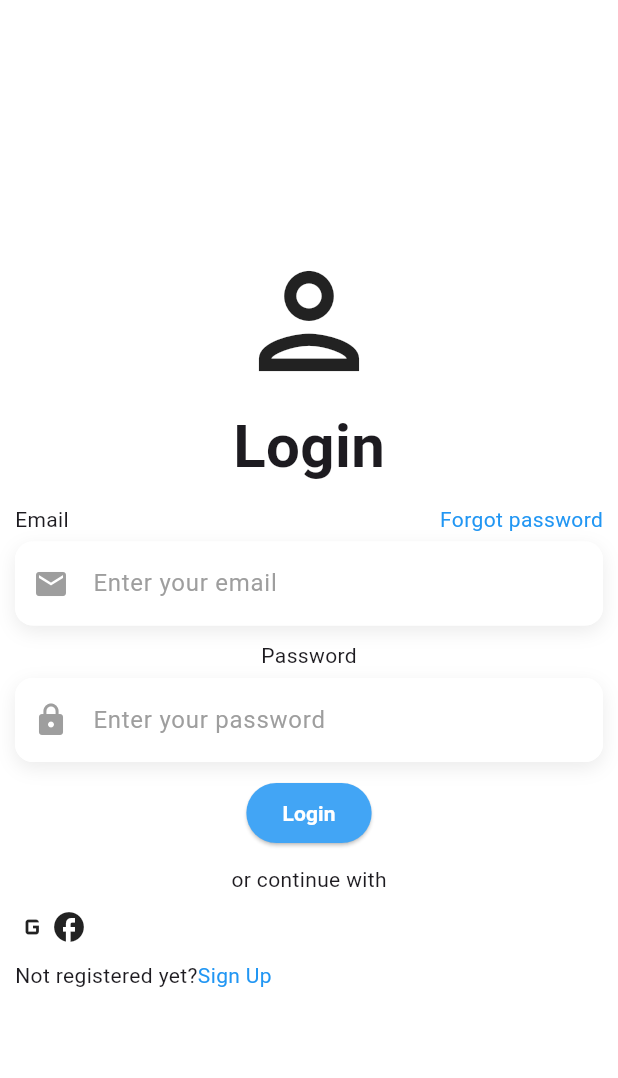
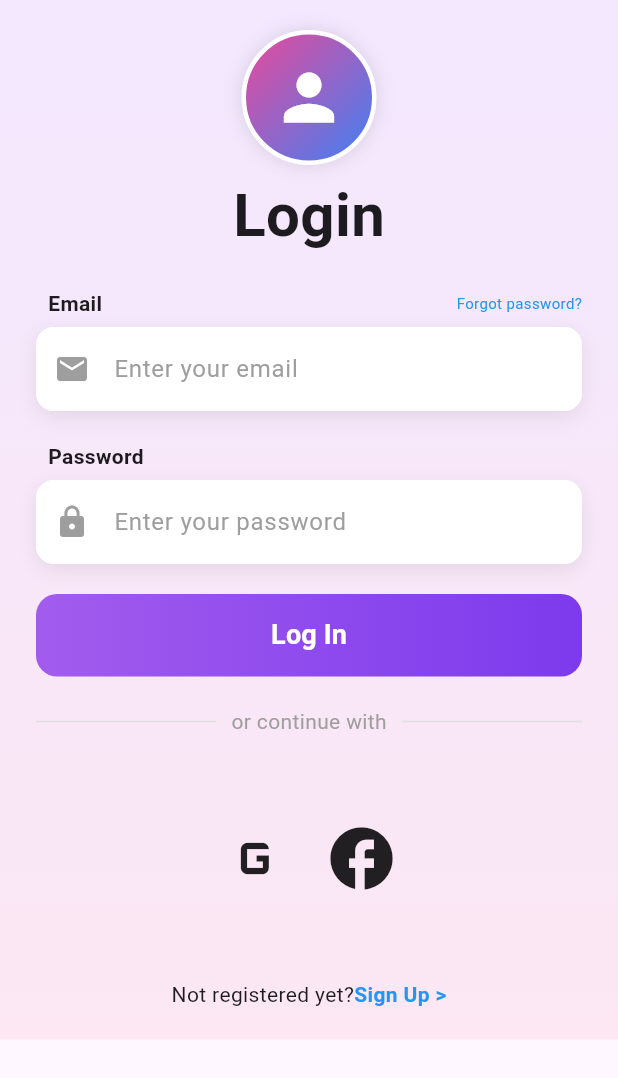
Before and after one commit to Roberto05-cpu/app_connexion, a Flutter app: the Login screen opened directly, on a phone screen of 412 x 824 dp. Shown: the top 1078 px of the screen. Run offline on Flutter 3.47's test engine with Material 3 defaults, Android fonts, the phone set to English and light mode, and no system bars.

Commit message:
Terminer la page Login

```diff
--- a/lib/main.dart
+++ b/lib/main.dart
@@ -13,7 +13,7 @@ class MainApp extends StatelessWidget {
   Widget build(BuildContext context) {
     return const MaterialApp(
       debugShowCheckedModeBanner: false,
-      home: SignUp(),
+      home: Login(),
     );
   }
 }
--- a/lib/pages/login.dart
+++ b/lib/pages/login.dart
@@ -12,37 +12,70 @@ class _LoginState extends State<Login> {
   @override
   Widget build(BuildContext context) {
     return Scaffold(
-      backgroundColor: Colors.white,
-      body: Padding(
-        padding: const EdgeInsets.symmetric(horizontal: 10),
+      body: Container(
+        decoration: BoxDecoration(
+          gradient: LinearGradient(
+            begin: Alignment.topCenter,
+            end: Alignment.bottomCenter,
+            colors: [Color(0xFFF3E8FF), Color(0xFFFCE7F3)],
+          ),
+        ),
+        child: SafeArea(
+          child: SingleChildScrollView(
+            padding: EdgeInsets.symmetric(horizontal: 24, vertical: 20),
             child: Column(
-          spacing: 10,
+              spacing: 20,
               mainAxisAlignment: MainAxisAlignment.center,
               children: [
-            // logo et titre
                 Column(
                   mainAxisAlignment: MainAxisAlignment.center,
                   spacing: 5,
                   children: [
-                Icon(Icons.person_outlined, size: 100),
+                    Container(
+                      width: 90,
+                      height: 90,
+                      decoration: BoxDecoration(
+                        shape: BoxShape.circle,
+                        gradient: LinearGradient(
+                          colors: [Color(0xFFEC4899), Color(0xFF3B82F6)],
+                          begin: Alignment.topLeft,
+                          end: Alignment.bottomRight,
+                        ),
+                        border: Border.all(color: Colors.white, width: 3),
+                        boxShadow: [
+                          BoxShadow(color: Colors.black12, blurRadius: 10),
+                        ],
+                      ),
+                      child: Icon(Icons.person, size: 50, color: Colors.white),
+                    ),
                     Text(
                       'Login',
-                  style: TextStyle(fontSize: 40, fontWeight: FontWeight.bold),
+                      style: TextStyle(
+                        fontSize: 40,
+                        fontWeight: FontWeight.bold,
+                      ),
                     ),
                   ],
                 ),
+                // les inputs
                 Column(
-              spacing: 5,
+                  crossAxisAlignment: CrossAxisAlignment.start,
                   children: [
-                Row(
+                    Padding(
+                      padding: EdgeInsets.only(left: 8, bottom: 6),
+                      child: Row(
                         mainAxisAlignment: MainAxisAlignment.spaceBetween,
                         children: [
-                    Text('Email'),
                           Text(
-                      'Forgot password',
-                      style: TextStyle(color: Colors.blue),
+                            'Email',
+                            style: TextStyle(fontWeight: FontWeight.w600),
+                          ),
+                          Text(
+                            'Forgot password?',
+                            style: TextStyle(fontSize: 10, color: Colors.blue),
                           ),
                         ],
+                      ),
                     ),
                     MyTextField(
                       hintText: 'Enter your email',
@@ -52,33 +85,83 @@ class _LoginState extends State<Login> {
                   ],
                 ),
                 Column(
-              spacing: 5,
+                  crossAxisAlignment: CrossAxisAlignment.start,
                   children: [
-                Text('Password'),
-                MyTextField(hintText: 'Enter your password', obscureText: true, icon: Icons.lock)
+                    Padding(
+                      padding: EdgeInsets.only(left: 8, bottom: 6),
+                      child: Text(
+                        'Password',
+                        style: TextStyle(fontWeight: FontWeight.w600),
+                      ),
+                    ),
+                    MyTextField(
+                      hintText: 'Enter your password',
+                      obscureText: true,
+                      icon: Icons.lock,
+                    ),
                   ],
                 ),
-            ElevatedButton(
+                Container(
+                  width: double.infinity,
+                  height: 55,
+                  decoration: BoxDecoration(
+                    gradient: LinearGradient(
+                      colors: [Color.fromARGB(255, 162, 92, 237), Color(0xFF7C3AED)],
+                    ),
+                    borderRadius: BorderRadius.circular(14),
+                  ),
+                  child: ElevatedButton(
                     style: ElevatedButton.styleFrom(
-                backgroundColor: Colors.blue.shade400
+                      backgroundColor: Colors.transparent,
+                      shadowColor: Colors.transparent,
+                      shape: RoundedRectangleBorder(
+                        borderRadius: BorderRadius.circular(14),
+                      ),
                     ),
                     onPressed: () {},
-              child: Text('Login', style: TextStyle(color: Colors.white, fontWeight: FontWeight.bold),),
+                    child: Text(
+                      'Log In',
+                      style: TextStyle(
+                        color: Colors.white,
+                        fontSize: 18,
+                        fontWeight: FontWeight.bold,
                       ),
-            Text('or continue with'),
-            Row(
-              children: [
-                Icon(Icons.g_mobiledata),
-                Icon(Icons.facebook_rounded)
-              ],
+                    ),
+                  ),
                 ),
                 Row(
                   children: [
+                    Expanded(child: Divider(color: Colors.grey.shade300)),
+                    Padding(
+                      padding: EdgeInsets.symmetric(horizontal: 10),
+                      child: Text(
+                        'or continue with',
+                        style: TextStyle(color: Colors.grey),
+                      ),
+                    ),
+                    Expanded(child: Divider(color: Colors.grey.shade300)),
+                  ],
+                ),
+                SizedBox(height: 16,),
+                Row(
+                  mainAxisAlignment: MainAxisAlignment.center,
+                  children: [
+                    Icon(Icons.g_mobiledata, size: 50,),
+                    SizedBox(width: 20,),
+                    Icon(Icons.facebook_rounded, size: 50,),
+                  ],
+                ),
+                SizedBox(height: 16,),
+                Row(
+                  mainAxisAlignment: MainAxisAlignment.center,
+                  children: [
                     Text('Not registered yet?'),
-                Text('Sign Up', style: TextStyle(color: Colors.blue))
+                    Text('Sign Up >', style: TextStyle(color: Colors.blue, fontWeight: FontWeight.bold)),
                   ],
-            )
+                ),
               ],
+            ),
+          ),
         ),
       ),
     );
```
Lines whose indentation alone changed are shown as unchanged.
